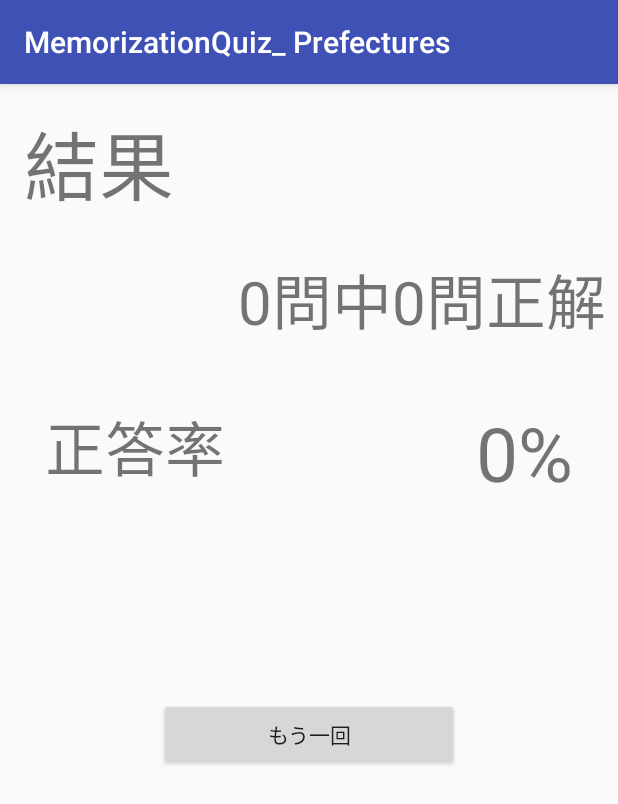
After one commit to OldBigBuddha/-Prefectures_Quiz, an Android app: the ResultActivity screen opened directly, with no data from a screen before it, on a phone screen of 412 x 824 dp. The commit adds this screen. Shown: the top 804 px of the screen. Run offline under Robolectric (Android 15) with nearby library versions, the light colour scheme and no system bars.

Commit message:
[add]ResuleActivity

```diff
--- a/app/src/main/AndroidManifest.xml
+++ b/app/src/main/AndroidManifest.xml
@@ -2,7 +2,7 @@
 <manifest xmlns:android="http://schemas.android.com/apk/res/android"
     package="com.ubuntu.inschool.oji.memorizationquiz_prefectures">
 
-    <uses-permission android:name="android.permission.INTERNET"></uses-permission>
+    <uses-permission android:name="android.permission.INTERNET" />
 
     <application
         android:allowBackup="true"
@@ -17,7 +17,8 @@
                 <category android:name="android.intent.category.LAUNCHER" />
             </intent-filter>
         </activity>
-        <activity android:name=".QuizActivity"></activity>
+        <activity android:name=".QuizActivity" />
+        <activity android:name=".ResultActivity"></activity>
     </application>
 
 </manifest>
--- /dev/null
+++ b/app/src/main/java/com/ubuntu/inschool/oji/memorizationquiz_prefectures/ResultActivity.java
@@ -0,0 +1,66 @@
+package com.ubuntu.inschool.oji.memorizationquiz_prefectures;
+
+import android.content.Intent;
+import android.support.v7.app.AppCompatActivity;
+import android.os.Bundle;
+import android.view.View;
+import android.widget.Button;
+import android.widget.ListView;
+import android.widget.TextView;
+
+import java.util.ArrayList;
+import java.util.List;
+import java.util.Map;
+
+public class ResultActivity extends AppCompatActivity {
+
+    private Intent              intent   = null;
+    private Map<String, String> missMap  = null;
+    private List<String>        keyArray = new ArrayList<>();
+
+    private TextView tvAllQuestionsCount, tvMissQuestionsCount, tvAnswerRate;
+    private Button   btBackHome;
+    private ListView missList;
+    private MapAdapter adapter;
+    private int        missCount, allCount;
+
+    @Override
+    protected void onCreate(Bundle savedInstanceState) {
+        super.onCreate(savedInstanceState);
+        setContentView(R.layout.activity_result);
+
+        missCount = 0;
+
+        intent = getIntent();
+        if (intent.getSerializableExtra(QuizActivity.INTENTKEY_MAP) != null) {
+            missMap = (Map)intent.getSerializableExtra(QuizActivity.INTENTKEY_MAP);
+            for (String key:missMap.keySet()) {
+                keyArray.add(key);
+            }
+            allCount             = intent.getIntExtra(QuizActivity.INTENTKEY_NUM, 10);
+            missCount            = missMap.size();
+            missList             = (ListView)findViewById(R.id.missList);
+            adapter              = new MapAdapter(missMap);
+            missList.setAdapter(adapter);
+        }
+
+        float succeed = allCount - missCount;
+
+        tvAllQuestionsCount  = (TextView)findViewById(R.id.allQuestionsCount);
+        tvAllQuestionsCount.setText(allCount + "");
+        tvMissQuestionsCount = (TextView)findViewById(R.id.missQuestionsCount);
+        tvMissQuestionsCount.setText((int)succeed+ "");
+        tvAnswerRate         = (TextView)findViewById(R.id.answerRate);
+        float rate = (succeed / allCount) * 100 ;
+        tvAnswerRate.setText((int)rate + "%");
+        btBackHome           = (Button)findViewById(R.id.returnHome);
+        btBackHome.setOnClickListener(new View.OnClickListener() {
+            @Override
+            public void onClick(View view) {
+                Intent intent = new Intent(ResultActivity.this, MainActivity.class);
+                startActivity(intent);
+            }
+        });
+
+    }
+}
--- /dev/null
+++ b/app/src/main/res/layout/activity_result.xml
@@ -0,0 +1,86 @@
+<LinearLayout
+    android:orientation="vertical"
+    android:layout_width="match_parent"
+    android:layout_height="match_parent"
+    xmlns:android="http://schemas.android.com/apk/res/android">
+
+    <TextView
+        android:layout_width="wrap_content"
+        android:layout_height="wrap_content"
+        android:padding="16dp"
+        android:text="結果"
+        android:textSize="50dp"/>
+    <LinearLayout
+        android:orientation="vertical"
+        android:layout_width="match_parent"
+        android:layout_height="wrap_content">
+
+        <LinearLayout
+            android:orientation="horizontal"
+            android:layout_width="fill_parent"
+            android:layout_height="wrap_content"
+            android:gravity="right"
+            android:padding="8dp">
+            <TextView
+                android:id="@+id/allQuestionsCount"
+                android:layout_width="wrap_content"
+                android:layout_height="wrap_content"
+                android:text="  "
+                android:textSize="40dp"/>
+            <TextView
+                android:layout_width="wrap_content"
+                android:layout_height="wrap_content"
+                android:text="問中"
+                android:textSize="40dp"/>
+            <TextView
+                android:id="@+id/missQuestionsCount"
+                android:layout_width="wrap_content"
+                android:layout_height="wrap_content"
+                android:text="  "
+                android:textSize="40dp"/>
+            <TextView
+                android:layout_width="wrap_content"
+                android:layout_height="wrap_content"
+                android:text="問正解"
+                android:textSize="40dp"/>
+        </LinearLayout>
+        <LinearLayout
+            android:orientation="horizontal"
+            android:layout_width="fill_parent"
+            android:layout_height="wrap_content"
+            android:gravity="right"
+            android:padding="30dp">
+       <TextView
+           android:layout_width="fill_parent"
+           android:layout_height="wrap_content"
+           android:layout_gravity="center_horizontal"
+           android:textSize="40dp"
+           android:gravity="left"
+           android:text="正答率"
+           android:layout_weight="5" />
+            <TextView
+                android:id="@+id/answerRate"
+                android:layout_width="fill_parent"
+                android:layout_height="wrap_content"
+                android:layout_gravity="center_horizontal"
+                android:text="   %"
+                android:textSize="50dp"
+                android:layout_weight="5"
+                android:gravity="right" />
+        </LinearLayout>
+
+        <ListView
+            android:id="@+id/missList"
+            android:layout_width="wrap_content"
+            android:layout_height="100dp">
+        </ListView>
+        <Button
+            android:id="@+id/returnHome"
+            android:text="もう一回"
+            android:layout_gravity="center_horizontal"
+            android:layout_width="200dp"
+            android:layout_height="wrap_content" />
+
+    </LinearLayout>
+
+</LinearLayout>
```
Also changed, not shown: app/src/main/java/com/ubuntu/inschool/oji/memorizationquiz_prefectures/MapAdapter.java (added, +57 -0 lines), app/src/main/java/com/ubuntu/inschool/oji/memorizationquiz_prefectures/QuizActivity.java (+22 -6 lines), app/src/main/res/drawable/border.xml (added, +9 -0 lines), app/src/main/res/layout/raw.xml (added, +26 -0 lines).
